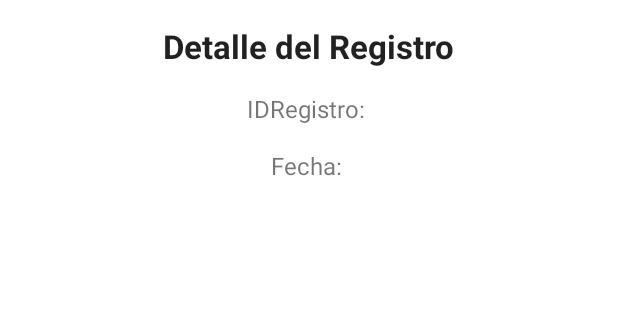
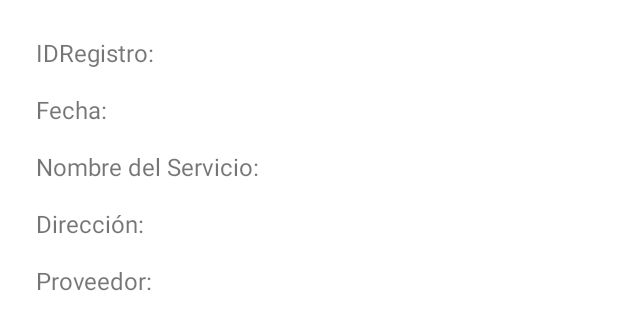
Before and after one commit to Jesuarzm/Shrimp, an Android app: the layout activity_detalle_registro.xml on its own in the app's theme, with its tools: preview values and no code run, on a phone screen of 412 x 824 dp. Shown: the top 330 px of the screen. Run offline under Robolectric (Android 15) with nearby library versions, the phone set to English and light mode, and no system bars.

Commit message:
Implementacion de detalle de registros

```diff
--- a/app/src/main/java/com/grupo4/shrimp/fragments/cuenta/Nav_cuenta.kt
+++ b/app/src/main/java/com/grupo4/shrimp/fragments/cuenta/Nav_cuenta.kt
@@ -43,7 +43,7 @@ class nav_cuenta : Fragment() {
         }
         val btnRegistro = view.findViewById<Button>(R.id.bottom_actividad)
         btnRegistro.setOnClickListener {
-            val intent = Intent(activity, actividad_cuenta::class.java)
+            val intent = Intent(activity, RegistroServiciosActivity::class.java)
             startActivity(intent)
         }
     }
--- a/app/src/main/java/com/grupo4/shrimp/fragments/cuenta/admin_cuenta.kt
+++ b/app/src/main/java/com/grupo4/shrimp/fragments/cuenta/admin_cuenta.kt
@@ -35,7 +35,7 @@ class admin_cuenta : AppCompatActivity() {
         val correoUsuario = UsuarioSingleton.usuario
 
         lifecycleScope.launch {
-            val usuario = correoUsuario?.let { obtenerUsuario(it.toString()) }
+            val usuario = correoUsuario?.let { obtenerUsuario(it) }
             if (usuario != null) {
                 withContext(Dispatchers.Main) {
                     etNombre.setText(usuario.nombre)
--- a/app/src/main/java/com/grupo4/shrimp/utils/UsuarioSingleton.kt
+++ b/app/src/main/java/com/grupo4/shrimp/utils/UsuarioSingleton.kt
@@ -1,5 +1,5 @@
 package com.grupo4.shrimp.utils
 
 object UsuarioSingleton {
-    var usuario: Int? = null
+    var usuario: String? = null
 }
--- a/app/src/main/res/layout/activity_detalle_registro.xml
+++ b/app/src/main/res/layout/activity_detalle_registro.xml
@@ -1,45 +1,52 @@
 <?xml version="1.0" encoding="utf-8"?>
-<androidx.constraintlayout.widget.ConstraintLayout
-    xmlns:android="http://schemas.android.com/apk/res/android"
-    xmlns:app="http://schemas.android.com/apk/res-auto"
-    xmlns:tools="http://schemas.android.com/tools"
+<ScrollView xmlns:android="http://schemas.android.com/apk/res/android"
     android:layout_width="match_parent"
     android:layout_height="match_parent"
-    tools:context=".fragments.cuenta.actividad_cuenta">
+    android:padding="16dp">
 
-    <TextView
-        android:id="@+id/tvDetalleTitulo"
-        android:layout_width="wrap_content"
+    <LinearLayout
+        android:layout_width="match_parent"
         android:layout_height="wrap_content"
-        android:layout_marginTop="16dp"
-        android:text="Detalle del Registro"
-        android:textAppearance="@style/TextAppearance.AppCompat.Large"
-        android:textStyle="bold"
-        app:layout_constraintTop_toTopOf="parent"
-        app:layout_constraintStart_toStartOf="parent"
-        app:layout_constraintEnd_toEndOf="parent"/>
+        android:orientation="vertical">
 
         <TextView
             android:id="@+id/tvIDRegistroDetalle"
             android:layout_width="wrap_content"
             android:layout_height="wrap_content"
-        android:layout_marginTop="16dp"
             android:text="IDRegistro: "
             android:textSize="16sp"
-        app:layout_constraintTop_toBottomOf="@id/tvDetalleTitulo"
-        app:layout_constraintStart_toStartOf="parent"
-        app:layout_constraintEnd_toEndOf="parent"/>
+            android:padding="8dp" />
 
         <TextView
             android:id="@+id/tvFechaDetalle"
             android:layout_width="wrap_content"
             android:layout_height="wrap_content"
-        android:layout_marginTop="16dp"
             android:text="Fecha: "
             android:textSize="16sp"
-        app:layout_constraintTop_toBottomOf="@id/tvIDRegistroDetalle"
-        app:layout_constraintStart_toStartOf="parent"
-        app:layout_constraintEnd_toEndOf="parent"/>
+            android:padding="8dp" />
 
-    <!-- Agrega más TextViews para otros detalles del registro -->
-</androidx.constraintlayout.widget.ConstraintLayout>
+        <TextView
+            android:id="@+id/tvNombreServicioDetalle"
+            android:layout_width="wrap_content"
+            android:layout_height="wrap_content"
+            android:text="Nombre del Servicio: "
+            android:textSize="16sp"
+            android:padding="8dp" />
+
+        <TextView
+            android:id="@+id/tvDireccionDetalle"
+            android:layout_width="wrap_content"
+            android:layout_height="wrap_content"
+            android:text="Dirección: "
+            android:textSize="16sp"
+            android:padding="8dp" />
+
+        <TextView
+            android:id="@+id/tvProveedorDetalle"
+            android:layout_width="wrap_content"
+            android:layout_height="wrap_content"
+            android:text="Proveedor: "
+            android:textSize="16sp"
+            android:padding="8dp" />
+    </LinearLayout>
+</ScrollView>
```
Also changed, not shown: app/src/main/AndroidManifest.xml (+7 -1 lines), app/src/main/java/com/grupo4/shrimp/MainActivity.kt (+3 -39 lines), app/src/main/java/com/grupo4/shrimp/fragments/cuenta/DetalleRegistroActivity.kt (added, +79 -0 lines), app/src/main/java/com/grupo4/shrimp/fragments/cuenta/RegistroServiciosActivity.kt (+14 -12 lines), app/src/main/java/com/grupo4/shrimp/fragments/cuenta/RegistroServiciosAdapter.kt (added, +37 -0 lines). Lines whose indentation alone changed are shown as unchanged.
